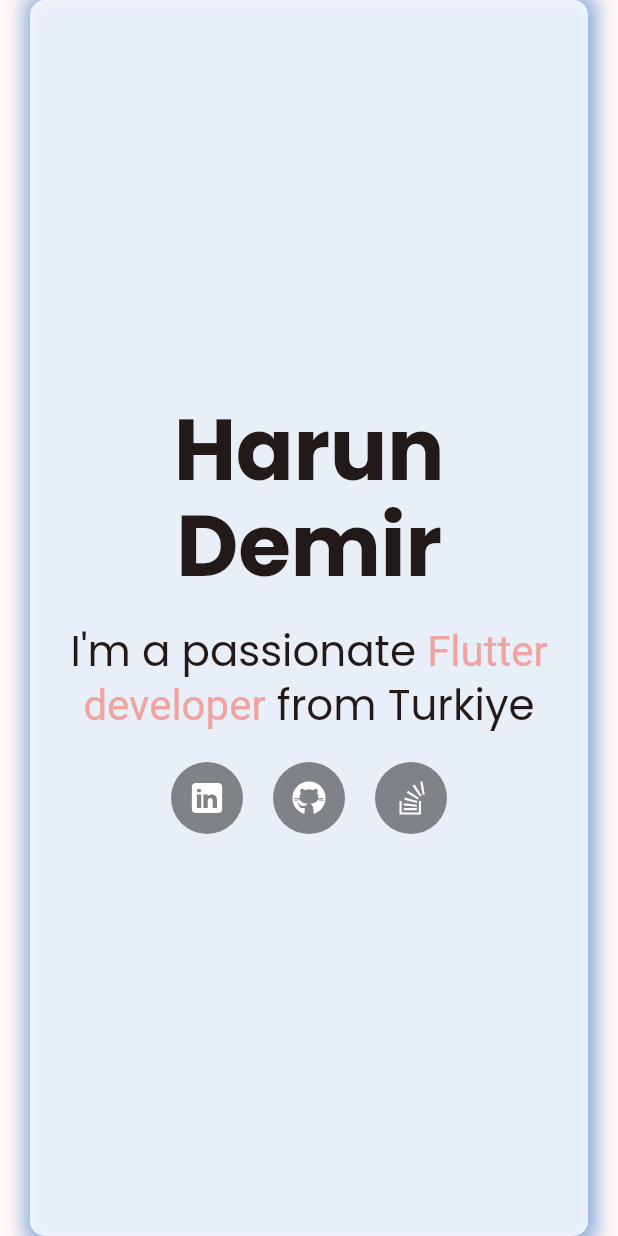
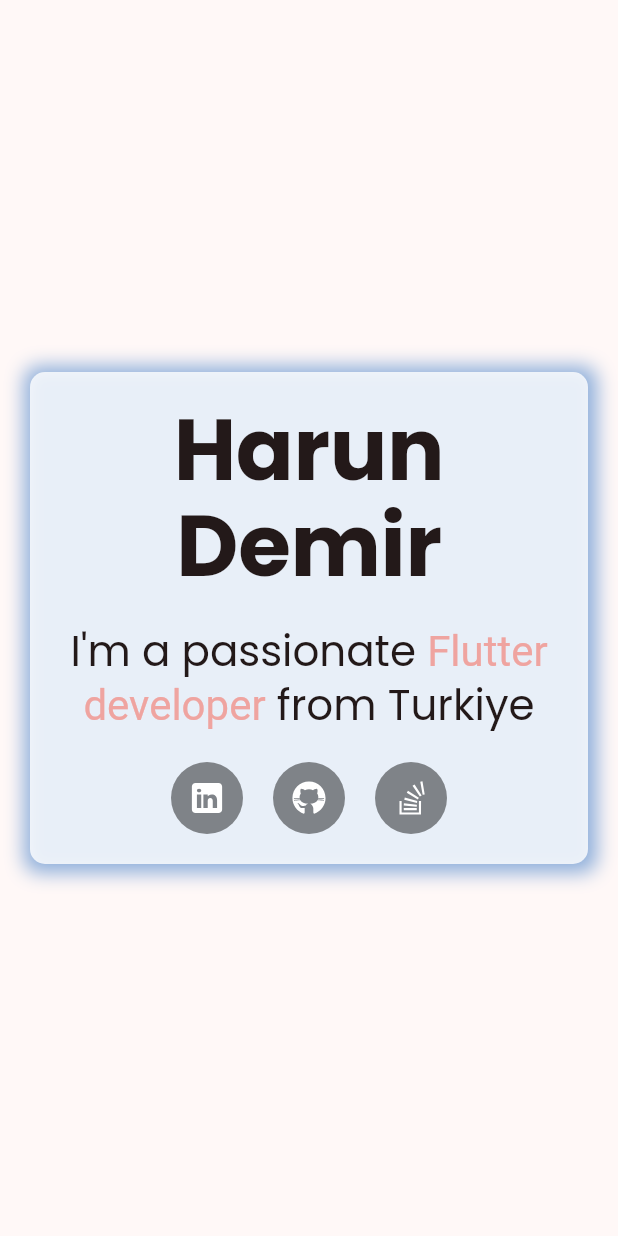
Before and after one commit to harundemir918/my_portfolio, a Flutter app: the HomeBody widget shown alone on an empty page, opened directly, on a phone screen of 412 x 824 dp. Run offline on Flutter 3.47's test engine with Material 2 defaults, Android fonts, the light colour scheme and no system bars; our stand-ins replace flutter_svg, get, google_fonts, responsive_framework, url_strategy, webview_flutter_platform_interface; missing offline and left inert: pointer_interceptor, webview_flutter_web; statements that could not run were skipped.

Commit message:
drawer fix

```diff
--- a/lib/ui/views/home/components/home_body.dart
+++ b/lib/ui/views/home/components/home_body.dart
@@ -27,7 +27,10 @@ class HomeBody extends StatelessWidget {
         builder: (context, snapshot) {
           if (snapshot.connectionState == ConnectionState.done) {
             return Obx(
-              () => Align(
+              () => SizedBox(
+                width: SizeUtils.getWidth(context),
+                height: SizeUtils.getHeight(context),
+                child: Align(
                   alignment:
                       responsive_framework.ResponsiveBreakpoints.of(context)
                               .isDesktop
@@ -36,8 +39,6 @@ class HomeBody extends StatelessWidget {
                   child: AnimatedContainer(
                     duration: const Duration(seconds: 1),
                     curve: Curves.linear,
-                  // width: SizeUtils.getDynamicWidth(context, 0.5),
-                  // height: SizeUtils.getDynamicHeight(context, 0.5),
                     margin: EdgeInsets.symmetric(
                       horizontal:
                           responsive_framework.ResponsiveBreakpoints.of(context)
@@ -51,7 +52,8 @@ class HomeBody extends StatelessWidget {
                       borderRadius: BorderRadius.circular(kDefaultPadding),
                       boxShadow: [
                         BoxShadow(
-                        color: BaseController.colorController.shadowColor.value,
+                          color:
+                              BaseController.colorController.shadowColor.value,
                           blurRadius: 10,
                           spreadRadius: 5,
                           offset: const Offset(1, 1),
@@ -60,6 +62,7 @@ class HomeBody extends StatelessWidget {
                     ),
                     child: Column(
                       mainAxisAlignment: MainAxisAlignment.center,
+                      mainAxisSize: MainAxisSize.min,
                       crossAxisAlignment:
                           responsive_framework.ResponsiveBreakpoints.of(context)
                                   .isDesktop
@@ -68,11 +71,13 @@ class HomeBody extends StatelessWidget {
                       children: [
                         const HomeTitle(),
                         const HomeDescription(),
-                      if (responsive_framework.ResponsiveBreakpoints.of(context)
+                        if (responsive_framework.ResponsiveBreakpoints.of(
+                                context)
                             .isDesktop)
                           const HomeNavigationBar(),
                         const HomeContactOptions(),
                       ],
+                    ),
                   ),
                 ),
               ),
--- a/lib/ui/views/navigation/navigation_view.dart
+++ b/lib/ui/views/navigation/navigation_view.dart
@@ -1,6 +1,7 @@
 import 'package:flutter/material.dart';
 import 'package:responsive_framework/responsive_framework.dart';
 
+import '../../../core/base/base_controller.dart';
 import '../../widgets/drawer_widget.dart';
 import 'components/navigation_app_bar.dart';
 import 'components/navigation_body.dart';
@@ -16,7 +17,8 @@ class _NavigationViewState extends State<NavigationView> {
   @override
   Widget build(BuildContext context) => Scaffold(
         appBar: const NavigationAppBar(),
-        extendBodyBehindAppBar: true,
+        extendBodyBehindAppBar:
+            BaseController.navigationController.pageIndex.value != 0,
         endDrawer: !ResponsiveBreakpoints.of(context).isDesktop
             ? const DrawerWidget()
             : null,
```
Lines whose indentation alone changed are shown as unchanged.
